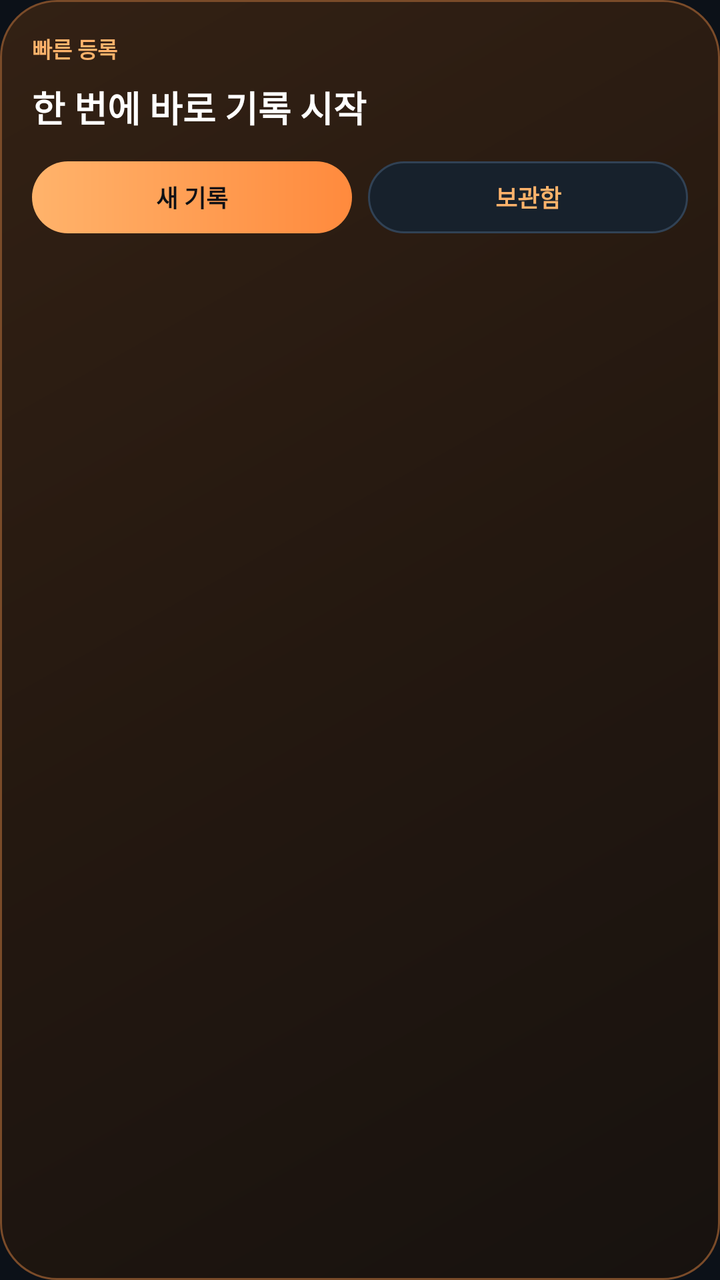
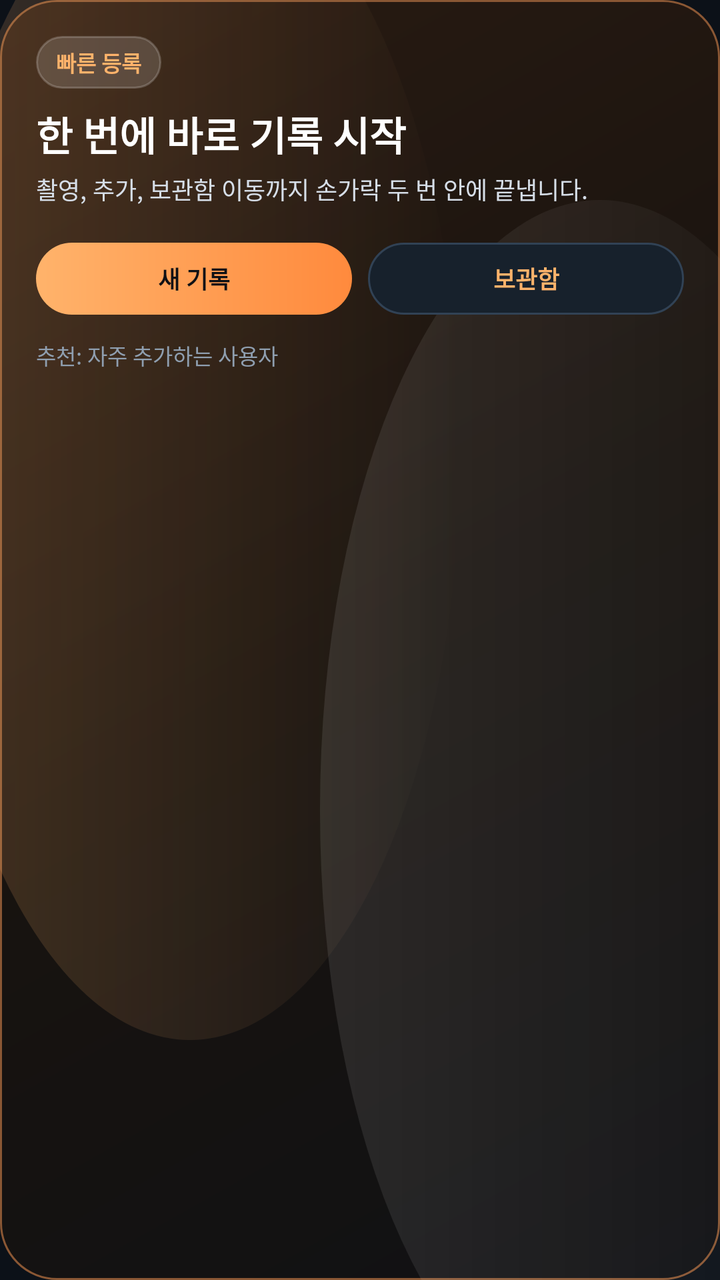

The first picture is an Android layout as it rendered before a commit; the second is the same layout after the commit. The layout source and the unified diff follow.
<!-- AndroidManifest.xml: application theme Theme.Siteboard -->
<!-- res/layout/widget_preview_quick_add.xml -->
<?xml version="1.0" encoding="utf-8"?>
<LinearLayout xmlns:android="http://schemas.android.com/apk/res/android"
    android:layout_width="match_parent"
    android:layout_height="match_parent"
    android:background="@drawable/bg_hero_panel"
    android:orientation="vertical"
    android:padding="16dp">

    <TextView
        android:layout_width="wrap_content"
        android:layout_height="wrap_content"
        android:text="빠른 등록"
        android:textColor="#FFFFB36B"
        android:textSize="11sp"
        android:textStyle="bold" />

    <TextView
        android:layout_width="match_parent"
        android:layout_height="wrap_content"
        android:layout_marginTop="8dp"
        android:text="한 번에 바로 기록 시작"
        android:textColor="@android:color/white"
        android:textSize="18sp"
        android:textStyle="bold" />

    <LinearLayout
        android:layout_width="match_parent"
        android:layout_height="wrap_content"
        android:layout_marginTop="14dp"
        android:orientation="horizontal">

        <TextView
            android:layout_width="0dp"
            android:layout_height="36dp"
            android:layout_weight="1"
            android:background="@drawable/bg_primary_button"
            android:gravity="center"
            android:text="새 기록"
            android:textColor="#0F1115"
            android:textSize="12sp"
            android:textStyle="bold" />

        <TextView
            android:layout_width="0dp"
            android:layout_height="36dp"
            android:layout_marginStart="8dp"
            android:layout_weight="1"
            android:background="@drawable/bg_secondary_button"
            android:gravity="center"
            android:text="보관함"
            android:textColor="#FFFFB36B"
            android:textSize="12sp"
            android:textStyle="bold" />
    </LinearLayout>
</LinearLayout>
<!-- resources referenced by this layout -->
<resources>
  <!-- drawable bg_hero_panel (drawable) -->
  <?xml version="1.0" encoding="utf-8"?>
  <shape xmlns:android="http://schemas.android.com/apk/res/android" android:shape="rectangle">
      <gradient
          android:angle="315"
          android:startColor="#332114"
          android:centerColor="#241810"
          android:endColor="#17120F" />
      <corners android:radius="28dp" />
      <stroke
          android:width="1dp"
          android:color="#7A4B29" />
  </shape>
  <!-- drawable bg_primary_button (drawable) -->
  <?xml version="1.0" encoding="utf-8"?>
  <shape xmlns:android="http://schemas.android.com/apk/res/android" android:shape="rectangle">
      <gradient
          android:angle="0"
          android:startColor="#FFB36B"
          android:endColor="#FF8A3D" />
      <corners android:radius="18dp" />
  </shape>
  <!-- drawable bg_secondary_button (drawable) -->
  <?xml version="1.0" encoding="utf-8"?>
  <shape xmlns:android="http://schemas.android.com/apk/res/android" android:shape="rectangle">
      <solid android:color="#17212C" />
      <corners android:radius="18dp" />
      <stroke
          android:width="1dp"
          android:color="#314255" />
  </shape>
  <style name="Theme.Siteboard" parent="Theme.MaterialComponents.DayNight.NoActionBar">
  
          <item name="colorPrimary">@color/orange_primary</item>
          <item name="colorPrimaryVariant">@color/orange_deep</item>
          <item name="colorOnPrimary">#10141B</item>
  
          <item name="colorSecondary">@color/teal_accent</item>
          <item name="colorSecondaryVariant">@color/teal_accent</item>
          <item name="colorOnSecondary">#081118</item>
  
          <item name="colorError">@color/danger_accent</item>
  
          <item name="android:colorBackground">@color/bg_dark</item>
          <item name="colorSurface">@color/surface_dark</item>
  
          <item name="android:statusBarColor">@color/bg_dark</item>
          <item name="android:navigationBarColor">@color/bg_dark</item>
          <item name="android:windowLightStatusBar" tools:targetApi="m">false</item>
  
          <item name="android:windowSplashScreenBackground" tools:targetApi="s">@color/bg_dark</item>
          <item name="android:windowSplashScreenAnimatedIcon" tools:targetApi="s">@android:color/transparent</item>
          <item name="android:windowSplashScreenAnimationDuration" tools:targetApi="s">0</item>
      </style>
  <color name="orange_primary">#FFB36B</color>
  <color name="orange_deep">#FF8A3D</color>
  <color name="teal_accent">#54D4C4</color>
  <color name="danger_accent">#F06D7D</color>
  <color name="bg_dark">#0C1118</color>
  <color name="surface_dark">#151E29</color>
</resources>

<!-- the commit's change to res/layout/widget_preview_quick_add.xml (unified diff, before → after) -->
@@ -2,13 +2,16 @@
 <LinearLayout xmlns:android="http://schemas.android.com/apk/res/android"
     android:layout_width="match_parent"
     android:layout_height="match_parent"
-    android:background="@drawable/bg_hero_panel"
+    android:background="@drawable/bg_widget_preview_luxury"
     android:orientation="vertical"
-    android:padding="16dp">
+    android:padding="18dp">
 
     <TextView
         android:layout_width="wrap_content"
         android:layout_height="wrap_content"
+        android:background="@drawable/bg_widget_preview_pill"
+        android:paddingHorizontal="10dp"
+        android:paddingVertical="5dp"
         android:text="빠른 등록"
         android:textColor="#FFFFB36B"
         android:textSize="11sp"
@@ -20,13 +23,21 @@
         android:layout_marginTop="8dp"
         android:text="한 번에 바로 기록 시작"
         android:textColor="@android:color/white"
-        android:textSize="18sp"
+        android:textSize="20sp"
         android:textStyle="bold" />
+
+    <TextView
+        android:layout_width="match_parent"
+        android:layout_height="wrap_content"
+        android:layout_marginTop="4dp"
+        android:text="촬영, 추가, 보관함 이동까지 손가락 두 번 안에 끝냅니다."
+        android:textColor="#D6DEE8"
+        android:textSize="12sp" />
 
     <LinearLayout
         android:layout_width="match_parent"
         android:layout_height="wrap_content"
-        android:layout_marginTop="14dp"
+        android:layout_marginTop="18dp"
         android:orientation="horizontal">
 
         <TextView
@@ -52,4 +63,12 @@
             android:textSize="12sp"
             android:textStyle="bold" />
     </LinearLayout>
+
+    <TextView
+        android:layout_width="match_parent"
+        android:layout_height="wrap_content"
+        android:layout_marginTop="12dp"
+        android:text="추천: 자주 추가하는 사용자"
+        android:textColor="#8F9FB0"
+        android:textSize="11sp" />
 </LinearLayout>
<!-- resource entries referenced after the edit -->
@@ -1,18 +1,5 @@
 <!-- resources referenced by this layout -->
 <resources>
-  <!-- drawable bg_hero_panel (drawable) -->
-  <?xml version="1.0" encoding="utf-8"?>
-  <shape xmlns:android="http://schemas.android.com/apk/res/android" android:shape="rectangle">
-      <gradient
-          android:angle="315"
-          android:startColor="#332114"
-          android:centerColor="#241810"
-          android:endColor="#17120F" />
-      <corners android:radius="28dp" />
-      <stroke
-          android:width="1dp"
-          android:color="#7A4B29" />
-  </shape>
   <!-- drawable bg_primary_button (drawable) -->
   <?xml version="1.0" encoding="utf-8"?>
   <shape xmlns:android="http://schemas.android.com/apk/res/android" android:shape="rectangle">
@@ -30,6 +17,56 @@
       <stroke
           android:width="1dp"
           android:color="#314255" />
+  </shape>
+  <!-- drawable bg_widget_preview_luxury (drawable) -->
+  <?xml version="1.0" encoding="utf-8"?>
+  <layer-list xmlns:android="http://schemas.android.com/apk/res/android">
+      <item>
+          <shape android:shape="rectangle">
+              <gradient
+                  android:angle="315"
+                  android:startColor="#2A1B12"
+                  android:centerColor="#18130F"
+                  android:endColor="#101114" />
+              <corners android:radius="28dp" />
+              <stroke
+                  android:width="1dp"
+                  android:color="#8A5734" />
+          </shape>
+      </item>
+      <item
+          android:left="-40dp"
+          android:top="-70dp"
+          android:right="130dp"
+          android:bottom="120dp">
+          <shape android:shape="oval">
+              <gradient
+                  android:angle="0"
+                  android:startColor="#30FFB36B"
+                  android:endColor="#00FFB36B" />
+          </shape>
+      </item>
+      <item
+          android:left="160dp"
+          android:top="100dp"
+          android:right="-80dp"
+          android:bottom="-70dp">
+          <shape android:shape="oval">
+              <gradient
+                  android:angle="0"
+                  android:startColor="#18FFFFFF"
+                  android:endColor="#00FFFFFF" />
+          </shape>
+      </item>
+  </layer-list>
+  <!-- drawable bg_widget_preview_pill (drawable) -->
+  <?xml version="1.0" encoding="utf-8"?>
+  <shape xmlns:android="http://schemas.android.com/apk/res/android" android:shape="rectangle">
+      <solid android:color="#26FFFFFF" />
+      <corners android:radius="999dp" />
+      <stroke
+          android:width="1dp"
+          android:color="#33FFFFFF" />
   </shape>
   <style name="Theme.Siteboard" parent="Theme.MaterialComponents.DayNight.NoActionBar">
   
